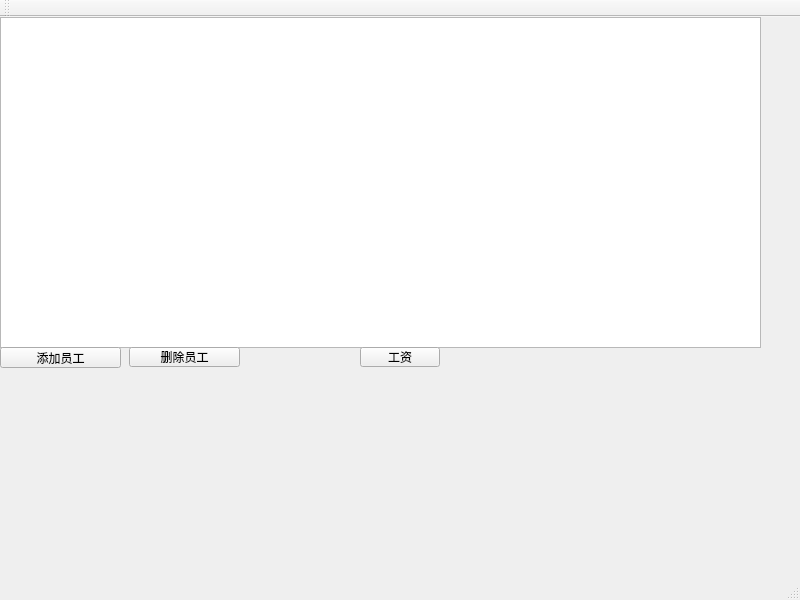
Qt form mainwindow.ui (Kiwi689/Salary-management-system) before a commit.
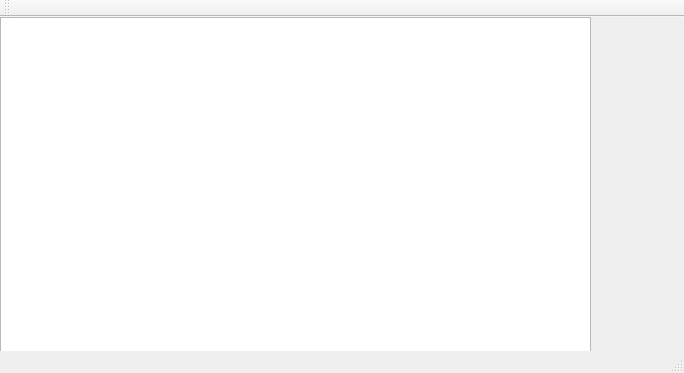
The same form after that commit.

The edit to the form file:
```diff
--- a/mainwindow.ui
+++ b/mainwindow.ui
@@ -6,8 +6,8 @@
    <rect>
     <x>0</x>
     <y>0</y>
-    <width>800</width>
-    <height>600</height>
+    <width>684</width>
+    <height>373</height>
    </rect>
   </property>
   <property name="windowTitle">
@@ -19,66 +19,29 @@
      <rect>
       <x>0</x>
       <y>0</y>
-      <width>761</width>
-      <height>331</height>
+      <width>591</width>
+      <height>361</height>
      </rect>
     </property>
-   </widget>
-   <widget class="QPushButton" name="AddEmployeeButton">
-    <property name="geometry">
-     <rect>
-      <x>0</x>
-      <y>330</y>
-      <width>121</width>
-      <height>21</height>
-     </rect>
+    <property name="sizePolicy">
+     <sizepolicy hsizetype="Maximum" vsizetype="Maximum">
+      <horstretch>0</horstretch>
+      <verstretch>0</verstretch>
+     </sizepolicy>
     </property>
-    <property name="text">
-     <string>添加员工</string>
-    </property>
    </widget>
-   <widget class="QPushButton" name="DeleteEmployeeButton">
-    <property name="geometry">
-     <rect>
-      <x>129</x>
-      <y>330</y>
-      <width>111</width>
-      <height>20</height>
-     </rect>
-    </property>
-    <property name="text">
-     <string>删除员工</string>
-    </property>
-   </widget>
-   <widget class="QPushButton" name="SalaryButton">
-    <property name="geometry">
-     <rect>
-      <x>360</x>
-      <y>330</y>
-      <width>80</width>
-      <height>20</height>
-     </rect>
-    </property>
-    <property name="text">
-     <string>工资</string>
-    </property>
-   </widget>
-  </widget>
-  <widget class="QMenuBar" name="menubar">
-   <property name="geometry">
-    <rect>
-     <x>0</x>
-     <y>0</y>
-     <width>800</width>
-     <height>21</height>
-    </rect>
-   </property>
   </widget>
   <widget class="QStatusBar" name="statusbar"/>
   <widget class="QToolBar" name="toolBar">
    <property name="windowTitle">
     <string>toolBar</string>
    </property>
+   <property name="iconSize">
+    <size>
+     <width>96</width>
+     <height>96</height>
+    </size>
+   </property>
    <attribute name="toolBarArea">
     <enum>TopToolBarArea</enum>
    </attribute>
```
